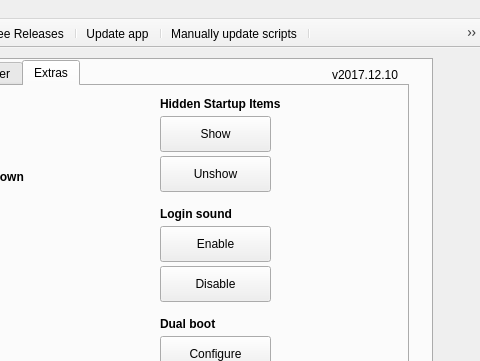
This is src/mainwindow.ui in adgellida/ubunsys as Qt 5 draws it before an edit; both pictures show x 208 to 688 and y 0 to 361 of the 688 by 590 pixel window. The edited form follows.
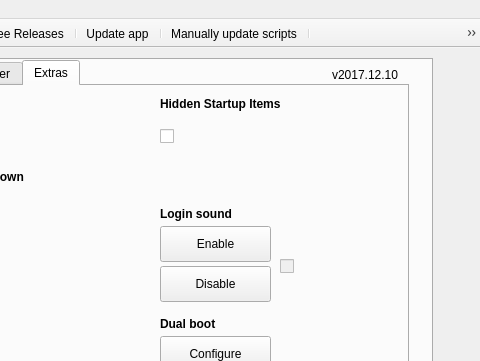
This is the edited form. The open tabs and pages were chosen to show the change. Icons and pictures are not drawn.

```diff
--- a/src/mainwindow.ui
+++ b/src/mainwindow.ui
@@ -1863,62 +1863,6 @@
          <bool>false</bool>
         </property>
        </widget>
-       <widget class="QPushButton" name="showHiddenStartupItemsButton">
-        <property name="geometry">
-         <rect>
-          <x>330</x>
-          <y>30</y>
-          <width>111</width>
-          <height>36</height>
-         </rect>
-        </property>
-        <property name="whatsThis">
-         <string/>
-        </property>
-        <property name="text">
-         <string>Show</string>
-        </property>
-        <property name="iconSize">
-         <size>
-          <width>30</width>
-          <height>30</height>
-         </size>
-        </property>
-        <property name="shortcut">
-         <string/>
-        </property>
-        <property name="checkable">
-         <bool>false</bool>
-        </property>
-       </widget>
-       <widget class="QPushButton" name="unshowHiddenStartupItemsButton">
-        <property name="geometry">
-         <rect>
-          <x>330</x>
-          <y>70</y>
-          <width>111</width>
-          <height>36</height>
-         </rect>
-        </property>
-        <property name="whatsThis">
-         <string/>
-        </property>
-        <property name="text">
-         <string>Unshow</string>
-        </property>
-        <property name="iconSize">
-         <size>
-          <width>30</width>
-          <height>30</height>
-         </size>
-        </property>
-        <property name="shortcut">
-         <string/>
-        </property>
-        <property name="checkable">
-         <bool>false</bool>
-        </property>
-       </widget>
        <widget class="QLabel" name="label_34">
         <property name="geometry">
          <rect>
@@ -2663,6 +2607,59 @@
          <bool>false</bool>
         </property>
        </widget>
+       <widget class="QCheckBox" name="checkBoxHiddenStartupItems">
+        <property name="geometry">
+         <rect>
+          <x>330</x>
+          <y>30</y>
+          <width>51</width>
+          <height>41</height>
+         </rect>
+        </property>
+        <property name="styleSheet">
+         <string notr="true"/>
+        </property>
+        <property name="text">
+         <string/>
+        </property>
+        <property name="iconSize">
+         <size>
+          <width>16</width>
+          <height>16</height>
+         </size>
+        </property>
+        <property name="tristate">
+         <bool>false</bool>
+        </property>
+       </widget>
+       <widget class="QCheckBox" name="checkBoxLoginSound">
+        <property name="enabled">
+         <bool>false</bool>
+        </property>
+        <property name="geometry">
+         <rect>
+          <x>450</x>
+          <y>160</y>
+          <width>51</width>
+          <height>41</height>
+         </rect>
+        </property>
+        <property name="styleSheet">
+         <string notr="true"/>
+        </property>
+        <property name="text">
+         <string/>
+        </property>
+        <property name="iconSize">
+         <size>
+          <width>16</width>
+          <height>16</height>
+         </size>
+        </property>
+        <property name="tristate">
+         <bool>false</bool>
+        </property>
+       </widget>
       </widget>
      </widget>
     </widget>
```
Left out of the diff: 172 changed lines with no effect on the pictures.
